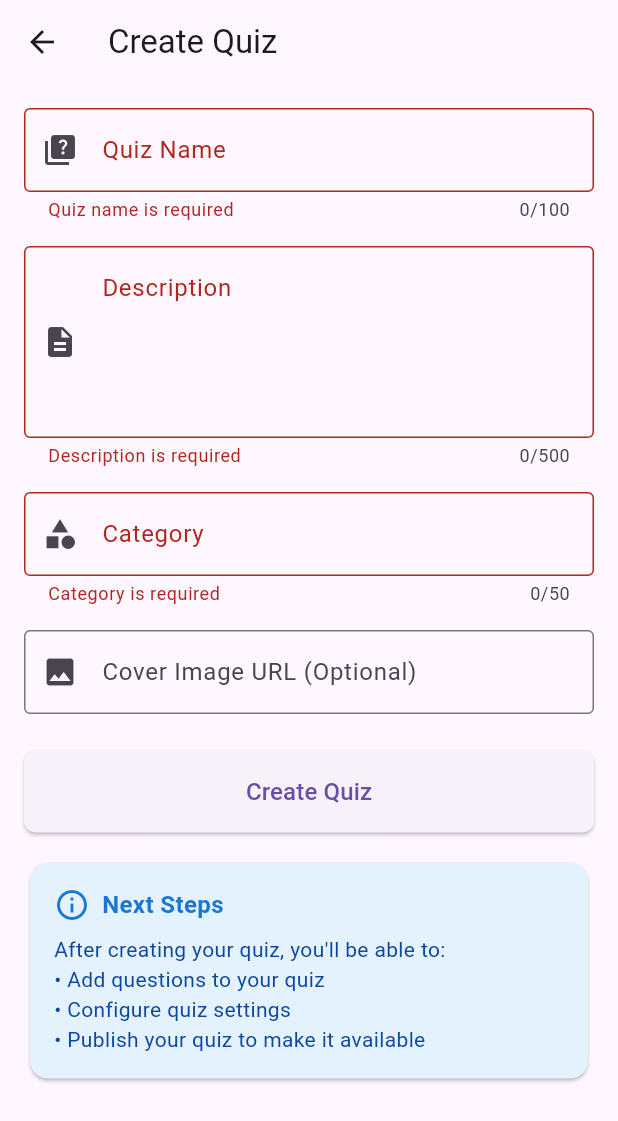
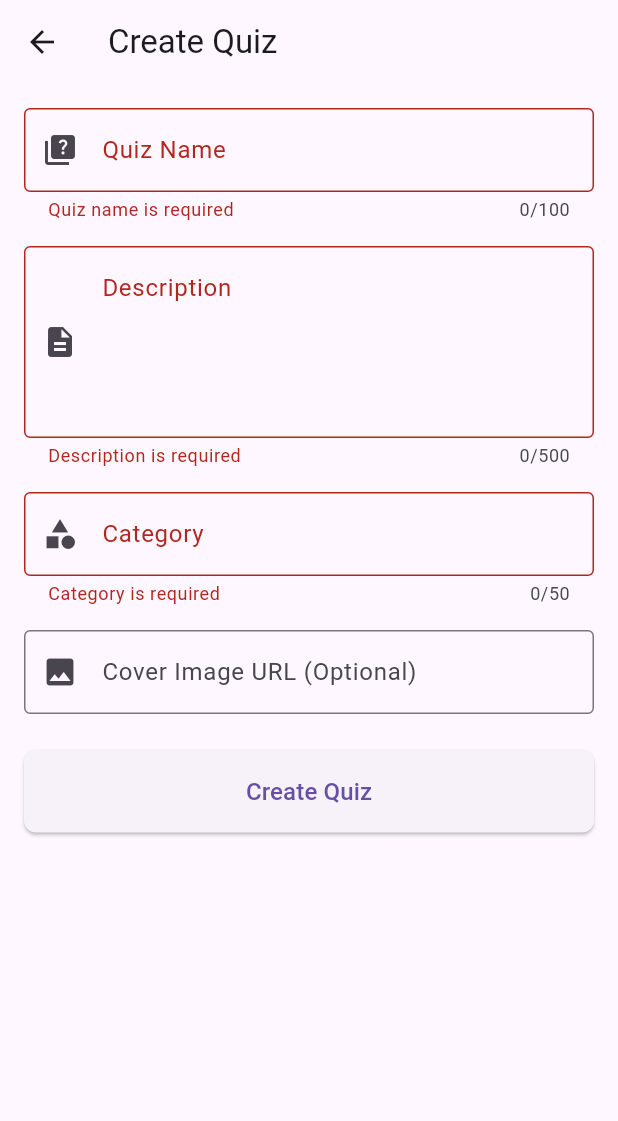
Before and after one commit to LevelUp-Journey/MobileApp-Cross, a Flutter app: the CreateQuizPage screen opened directly, after a tap on "Create Quiz", on a phone screen of 412 x 824 dp. Shown: the top 1121 px of the screen. Run offline on Flutter 3.47's test engine with Material 3 defaults, Android fonts, the phone set to English and light mode, and no system bars; our stand-ins replace flutter_riverpod.

Commit message:
refactor: Remove debug print statements from quiz and profile repositories

```diff
--- a/lib/class/presentation/pages/create_quiz_page.dart
+++ b/lib/class/presentation/pages/create_quiz_page.dart
@@ -42,14 +42,6 @@ class _CreateQuizPageState extends ConsumerState<CreateQuizPage> {
       );
       return;
     }
-
-    // Debug: Print auth info
-    print('=== DEBUG CREATE QUIZ ===');
-    print('User ID: ${authState.user!.id}');
-    print('Token: ${authState.token!.substring(0, 20)}...');
-    print('Roles: ${authState.roles}');
-    print('First Role: ${authState.roles.first}');
-    print('========================');
 
     final controller = ref.read(createQuizControllerProvider.notifier);
     controller.submit(
@@ -219,41 +211,6 @@ class _CreateQuizPageState extends ConsumerState<CreateQuizPage> {
                       ),
               ),
               const SizedBox(height: 16),
-
-              // Info Card
-              Card(
-                color: Colors.blue.shade50,
-                child: Padding(
-                  padding: const EdgeInsets.all(16.0),
-                  child: Column(
-                    crossAxisAlignment: CrossAxisAlignment.start,
-                    children: [
-                      Row(
-                        children: [
-                          Icon(Icons.info_outline, color: Colors.blue.shade700),
-                          const SizedBox(width: 8),
-                          Text(
-                            'Next Steps',
-                            style: TextStyle(
-                              fontSize: 16,
-                              fontWeight: FontWeight.bold,
-                              color: Colors.blue.shade700,
-                            ),
-                          ),
-                        ],
-                      ),
-                      const SizedBox(height: 8),
-                      Text(
-                        'After creating your quiz, you\'ll be able to:\n'
-                        '• Add questions to your quiz\n'
-                        '• Configure quiz settings\n'
-                        '• Publish your quiz to make it available',
-                        style: TextStyle(color: Colors.blue.shade900),
-                      ),
-                    ],
-                  ),
-                ),
-              ),
             ],
           ),
         ),
```
Also changed, not shown: lib/class/infrastructure/repositories_impl/rest_quiz_repository.dart (+0 -14 lines), lib/profiles/infrastructure/repositories_impl/rest_profile_repository.dart (+0 -16 lines).
